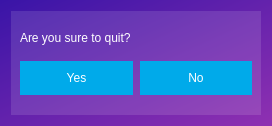
Before: the Qt Designer form memority/ui/submit_exit.ui in Memority/memority, drawn with Qt 5.
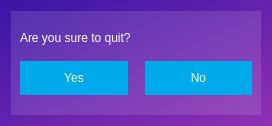
After: the same form once the commit is applied. Icons and pictures are not drawn.

What changed in the file:
```diff
--- a/memority/ui/submit_exit.ui
+++ b/memority/ui/submit_exit.ui
@@ -120,6 +120,22 @@
           </property>
          </widget>
         </item>
+        <item>
+         <spacer name="horizontalSpacer">
+          <property name="orientation">
+           <enum>Qt::Horizontal</enum>
+          </property>
+          <property name="sizeType">
+           <enum>QSizePolicy::Fixed</enum>
+          </property>
+          <property name="sizeHint" stdset="0">
+           <size>
+            <width>10</width>
+            <height>20</height>
+           </size>
+          </property>
+         </spacer>
+        </item>
         <item>
          <widget class="QPushButton" name="no_btn">
           <property name="styleSheet">
```
